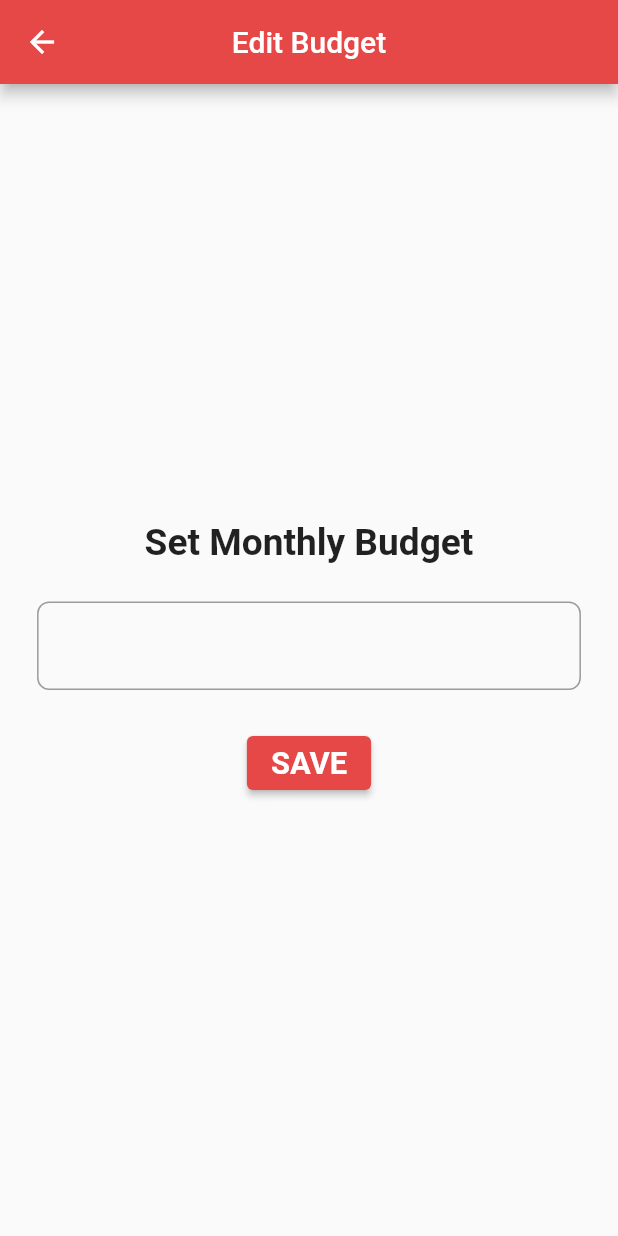
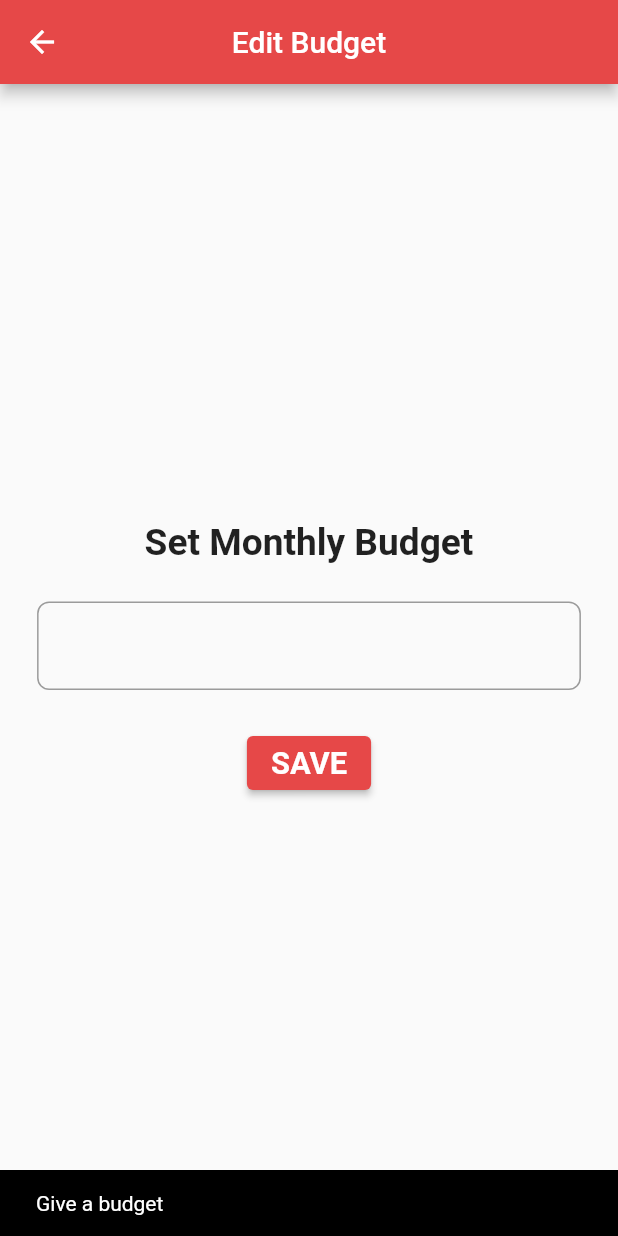
Before and after one commit to srinjoyghosh-bot/budget_app, a Flutter app: the EditBudgetScreen screen opened directly, after a tap on "SAVE", on a phone screen of 412 x 824 dp. Run offline on Flutter 3.47's test engine with Material 2 defaults, Android fonts, the phone set to English and light mode, and no system bars; our stand-ins replace calendar_timeline, dio, get_it, percent_indicator, shared_preferences; accounts and stored records are empty.

Commit message:
add change budget functionality

```diff
--- a/lib/models/user.dart
+++ b/lib/models/user.dart
@@ -15,6 +15,10 @@ class User {
     this.transactions,
   });
 
+  updateBudget(String amount) {
+    budget = amount;
+  }
+
   factory User.fromJson(Map<String, dynamic> json) => User(
         id: json['_id'],
         name: json['username'],
--- a/lib/view_models/main_viewmodel.dart
+++ b/lib/view_models/main_viewmodel.dart
@@ -16,9 +16,15 @@ class MainViewModel extends BaseViewModel {
   List<Transaction>? _todaysTransactions;
   List<Transaction>? _transactionsBody;
   DateTime _selectedDate = DateTime.now();
+  String _budget = '0';
 
   setUser(User userData) {
     _user = userData;
+    notifyListeners();
+  }
+
+  setBudget(String budget) {
+    _budget = budget;
     notifyListeners();
   }
 
@@ -48,6 +54,8 @@ class MainViewModel extends BaseViewModel {
 
   User? get user => _user;
 
+  String? get budget => _budget;
+
   List<Transaction>? get today => [...?_todaysTransactions];
 
   List<Transaction>? get body => [...?_transactionsBody];
@@ -59,6 +67,7 @@ class MainViewModel extends BaseViewModel {
     final result = await _authService.getProfile(id);
     if (result != null) {
       setUser(result);
+      setBudget(result.budget);
       return true;
     } else {
       return false;
@@ -98,4 +107,18 @@ class MainViewModel extends BaseViewModel {
     setState(ViewState.idle);
     return false;
   }
+
+  Future<bool> updatedBudget(String budget) async {
+    setState(ViewState.busy);
+    final result =
+        await _authService.changeBudget(_storageService.currentUserId, budget);
+    if (result['status'] == 200) {
+      setBudget(budget);
+      setState(ViewState.idle);
+      return true;
+    }
+    setState(ViewState.idle);
+    setErrorMessage(result['message']);
+    return false;
+  }
 }
--- a/lib/views/edit_budget_screen.dart
+++ b/lib/views/edit_budget_screen.dart
@@ -1,5 +1,9 @@
+import 'package:budget_app/constants/enums.dart';
 import 'package:budget_app/styles.dart';
+import 'package:budget_app/util/snackbars.dart';
+import 'package:budget_app/view_models/main_viewmodel.dart';
 import 'package:flutter/material.dart';
+import 'package:provider/provider.dart';
 
 import '../size_config.dart';
 
@@ -13,9 +17,29 @@ class EditBudgetScreen extends StatefulWidget {
 
 class _EditBudgetScreenState extends State<EditBudgetScreen> {
   final TextEditingController _controller = TextEditingController();
+  late MainViewModel _model;
+
+  void submit() async {
+    final text = _controller.text;
+    if (text.trim().isEmpty) {
+      showErrorSnackbar('Give a budget', context);
+      return;
+    } else if (double.tryParse(_controller.text) == null) {
+      showErrorSnackbar('Please enter a number', context);
+      return;
+    }
+    final result = await _model.updatedBudget(_controller.text.trim());
+    if (result) {
+      Navigator.of(context).pop();
+      showSuccessSnackbar('Budget updated', context);
+    } else {
+      showErrorSnackbar(_model.errorMessage, context);
+    }
+  }
 
   @override
   Widget build(BuildContext context) {
+    _model = Provider.of<MainViewModel>(context);
     return Scaffold(
       appBar: AppBar(
         title: const Text('Edit Budget'),
@@ -55,13 +79,24 @@ class _EditBudgetScreenState extends State<EditBudgetScreen> {
               ),
               SizedBox(height: SizeConfig.blockSizeVertical * 3),
               ElevatedButton(
-                  onPressed: () {},
-                  child: Text(
-                    'SAVE',
-                    style: TextStyle(
-                        fontWeight: FontWeight.bold,
-                        fontSize: SizeConfig.blockSizeVertical * 2.5),
-                  ))
+                  onPressed: () {
+                    if (_model.state == ViewState.idle) {
+                      submit();
+                    }
+                  },
+                  child: _model.state == ViewState.idle
+                      ? Text(
+                          'SAVE',
+                          style: TextStyle(
+                              fontWeight: FontWeight.bold,
+                              fontSize: SizeConfig.blockSizeVertical * 2.5),
+                        )
+                      : SizedBox(
+                          height: SizeConfig.blockSizeVertical * 2.5,
+                          child: const CircularProgressIndicator(
+                            color: Colors.white,
+                          ),
+                        ))
             ],
           ),
         ),
--- a/lib/views/home_screen.dart
+++ b/lib/views/home_screen.dart
@@ -71,7 +71,7 @@ class _HomeScreenState extends State<HomeScreen> {
           // const ExpenditureSummaryTile(),
           (user != null && transactions != null)
               ? HomeExpenditureTile(
-                  budget: user.budget,
+                  budget: _model.budget!,
                   spent: '2000',
                 )
               : Container(),
```
Also changed, not shown: lib/services/auth_service.dart (+26 -0 lines).
